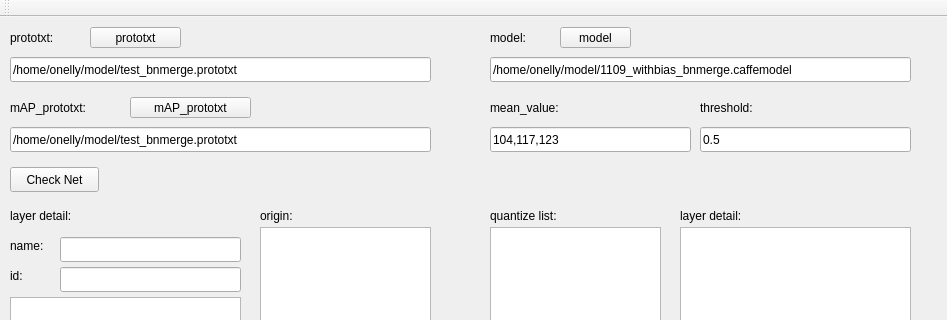
Before: the Qt Designer form mainwindow.ui in onellyhe/test_quantize, drawn with Qt 5; both pictures show x 0 to 947 and y 0 to 320 of the 947 by 1034 pixel window.
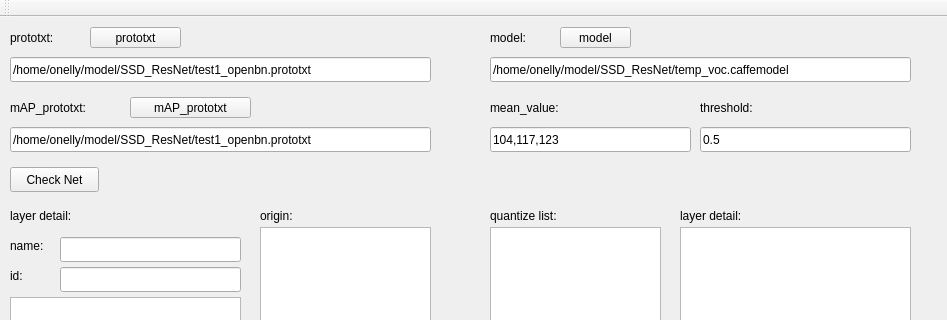
After: the same form once the commit is applied.

Diff of the .ui file:
```diff
--- a/mainwindow.ui
+++ b/mainwindow.ui
@@ -101,7 +101,7 @@
      </sizepolicy>
     </property>
     <property name="text">
-     <string>/home/onelly/model/1109_withbias_bnmerge.caffemodel</string>
+     <string>/home/onelly/model/SSD_ResNet/temp_voc.caffemodel</string>
     </property>
    </widget>
    <widget class="QLineEdit" name="lineEdit_prototxt">
@@ -123,7 +123,7 @@
      </sizepolicy>
     </property>
     <property name="text">
-     <string>/home/onelly/model/test_bnmerge.prototxt</string>
+     <string>/home/onelly/model/SSD_ResNet/test1_openbn.prototxt</string>
     </property>
    </widget>
    <widget class="QPushButton" name="Select_model">
@@ -187,7 +187,7 @@
      </sizepolicy>
     </property>
     <property name="text">
-     <string>/home/onelly/model/test_bnmerge.prototxt</string>
+     <string>/home/onelly/model/SSD_ResNet/test1_openbn.prototxt</string>
     </property>
    </widget>
    <widget class="QLabel" name="label_18">
```
Left out of the diff: 12 changed lines with no effect on the pictures.
